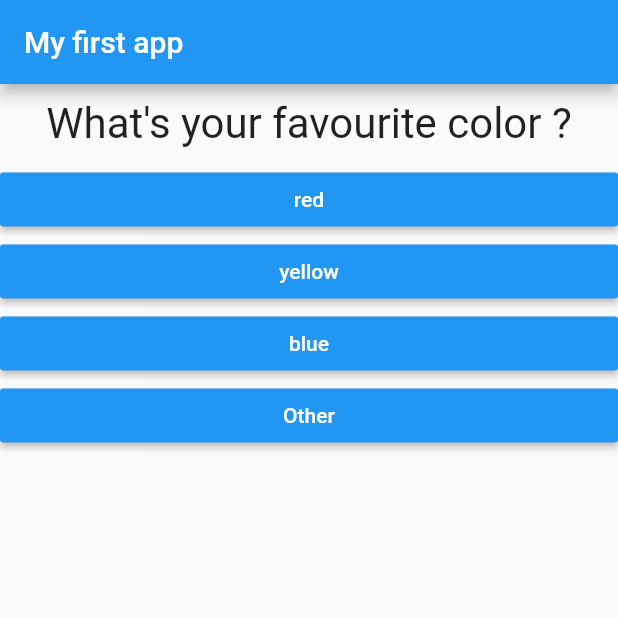
After one commit to NirbhayVashisht/Quiz-App-Flutter, a Flutter app: the screen it shows after launch, on a phone screen of 412 x 824 dp, the top half of it. The commit adds this screen. Run offline on Flutter 3.47's test engine with Material 2 defaults, Android fonts, the phone set to English and light mode, and no system bars.

Commit message:
created result.dart and quiz.dart and devided app into various widgets

```diff
--- a/lib/main.dart
+++ b/lib/main.dart
@@ -1,7 +1,8 @@
 import 'package:flutter/material.dart';
+import 'package:quiz_app/result.dart';
 
-import './question.dart';
-import './answer.dart';
+import './quiz.dart';
+import './result.dart';
 
 void main() => runApp(MyApp());
 
@@ -15,7 +16,7 @@ class MyApp extends StatefulWidget {
 class _MyAppState extends State<MyApp> {
   var _questionIndex = 0;
 
-  final questions = const [
+  final _questions = const [
     {
       'questionText': 'What\'s your favourite color ?',
       'answers': ['red', 'yellow', 'blue', 'Other'],
@@ -44,25 +45,13 @@ class _MyAppState extends State<MyApp> {
         appBar: AppBar(
           title: Text('My first app'),
         ),
-        body: _questionIndex < questions.length
-            ? Column(
-                children: [
-                  Question(questions[_questionIndex]['questionText']),
-
-                  //below we are transforming the list into list of widgets
-                  //map method executes a function which we have to pass as an argument
-                  //so below we are passing an anonymous function
-                  //... are spread operator
-                  //all this is done in lec 33 Mapping List to Widgets
-                  ...(questions[_questionIndex]['answers'] as List<String>)
-                      .map((answer) {
-                    return Answer(_answerQuestion, answer);
-                  }).toList()
-                ],
+        body: _questionIndex < _questions.length
+            ? Quiz(
+                answerQuestion: _answerQuestion,
+                questionIndex: _questionIndex,
+                questions: _questions,
               )
-            : Center(
-                child: Text('You did it'),
-              ),
+            : Result(),
       ),
     );
   }
--- /dev/null
+++ b/lib/quiz.dart
@@ -0,0 +1,34 @@
+import 'package:flutter/material.dart';
+
+import './question.dart';
+import './answer.dart';
+
+class Quiz extends StatelessWidget {
+  final List<Map<String, Object>> questions;
+  final Function answerQuestion;
+  final int questionIndex;
+
+  Quiz({
+    @required this.questions,
+    @required this.answerQuestion,
+    @required this.questionIndex,
+  });
+
+  @override
+  Widget build(BuildContext context) {
+    return Column(
+      children: [
+        Question(questions[questionIndex]['questionText']),
+
+        //below we are transforming the list into list of widgets
+        //map method executes a function which we have to pass as an argument
+        //so below we are passing an anonymous function
+        //... are spread operator
+        //all this is done in lec 33 Mapping List to Widgets
+        ...(questions[questionIndex]['answers'] as List<String>).map((answer) {
+          return Answer(answerQuestion, answer);
+        }).toList()
+      ],
+    );
+  }
+}
```
Also changed, not shown: lib/result.dart (added, +10 -0 lines).
